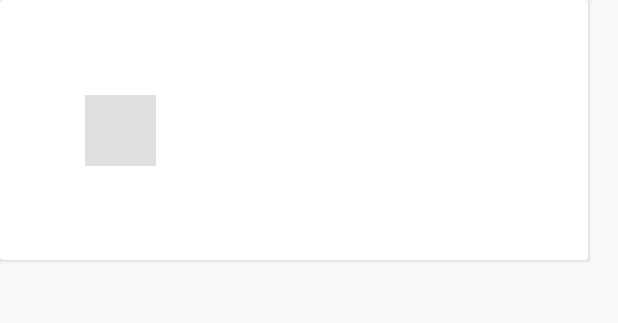
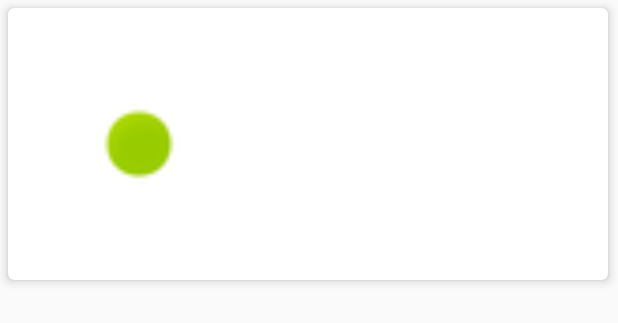
Before and after one commit to sharif-dev/HW1_Weather, an Android app: the layout day_card.xml on its own in the app's theme, with its tools: preview values and no code run, on a phone screen of 412 x 824 dp. Shown: the top 323 px of the screen. Run offline under Robolectric (Android 15) with nearby library versions, the phone set to English and light mode, and no system bars.

Commit message:
fix verdic icon not showing up(fckng htttps)

```diff
--- a/app/src/main/java/com/example/weather4cast/adapters/DaysRecyclerViewAdapter.java
+++ b/app/src/main/java/com/example/weather4cast/adapters/DaysRecyclerViewAdapter.java
@@ -47,7 +47,7 @@ public class DaysRecyclerViewAdapter extends RecyclerView.Adapter<DaysRecyclerVi
         Day day = ws.daysC.days.get(position);
 
         Picasso.get().setLoggingEnabled(true);
-        Picasso.get().load(day.dayDetail.weatherCondition.verdictIconUrl.substring(2)).into(holder.verdictIcon);
+        Picasso.get().load("https://" + day.dayDetail.weatherCondition.verdictIconUrl.substring(2)).into(holder.verdictIcon);
 //        Log.e("tag", holder.verdictIcon);
 
         SimpleDateFormat format1 = new SimpleDateFormat("yyyy-mm-dd");
--- a/app/src/main/res/layout/day_card.xml
+++ b/app/src/main/res/layout/day_card.xml
@@ -2,24 +2,30 @@
 <androidx.cardview.widget.CardView xmlns:android="http://schemas.android.com/apk/res/android"
     xmlns:app="http://schemas.android.com/apk/res-auto"
     xmlns:tools="http://schemas.android.com/tools"
-    android:layout_width="wrap_content" android:layout_height="wrap_content">
+    android:layout_width="wrap_content"
+    android:layout_height="wrap_content"
+    android:layout_marginHorizontal="5dp"
+    android:layout_marginVertical="5dp"
+    android:foregroundGravity="center"
+    app:cardCornerRadius="4dp"
+    app:cardElevation="4dp"
+    app:contentPadding="4dp">
 
     <androidx.constraintlayout.widget.ConstraintLayout
         android:layout_width="392dp"
-        android:layout_height="173dp"
-        android:foregroundGravity="center">
+        android:layout_height="173dp">
 
         <ImageView
             android:id="@+id/verdict_icon"
-            android:layout_width="51dp"
-            android:layout_height="47dp"
+            android:layout_width="60dp"
+            android:layout_height="60dp"
             android:contentDescription="@string/day_card_icon"
+            android:src="@android:drawable/presence_online"
             app:layout_constraintBottom_toBottomOf="parent"
             app:layout_constraintEnd_toEndOf="parent"
             app:layout_constraintHorizontal_bias="0.161"
             app:layout_constraintStart_toStartOf="parent"
-            app:layout_constraintTop_toTopOf="parent"
-            app:srcCompat="?attr/actionBarDivider" />
+            app:layout_constraintTop_toTopOf="parent" />
 
         <TextView
             android:id="@+id/verdict_text"
@@ -27,7 +33,7 @@
             android:layout_height="wrap_content"
             app:layout_constraintBottom_toBottomOf="parent"
             app:layout_constraintEnd_toEndOf="parent"
-            app:layout_constraintHorizontal_bias="0.521"
+            app:layout_constraintHorizontal_bias="0.161"
             app:layout_constraintStart_toEndOf="@+id/verdict_icon"
             app:layout_constraintTop_toTopOf="parent" />
 
--- a/app/src/main/res/layout/fragment_forecast_display.xml
+++ b/app/src/main/res/layout/fragment_forecast_display.xml
@@ -3,6 +3,7 @@
     xmlns:tools="http://schemas.android.com/tools"
     android:layout_width="match_parent"
     android:layout_height="match_parent"
+    android:background="#FFFFFF"
     tools:context=".ForecastDisplay">
 
     <ProgressBar
@@ -10,10 +11,10 @@
         style="?android:attr/progressBarStyle"
         android:layout_width="wrap_content"
         android:layout_height="wrap_content"
-        android:layout_gravity="center"/>
+        android:layout_gravity="center" />
 
     <androidx.recyclerview.widget.RecyclerView
+        android:id="@+id/forecast_page_recycler_view"
         android:layout_width="match_parent"
-        android:layout_height="match_parent"
-        android:id="@+id/forecast_page_recycler_view"/>
+        android:layout_height="match_parent" />
 </FrameLayout>
```
